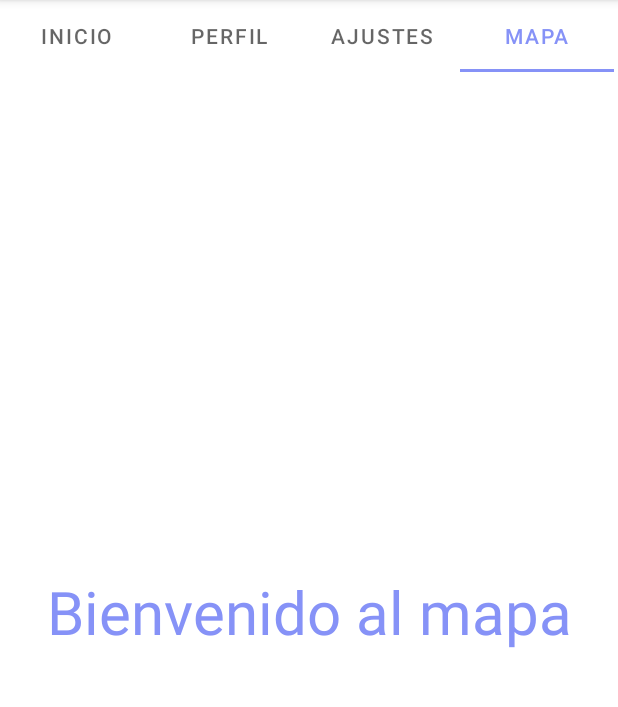
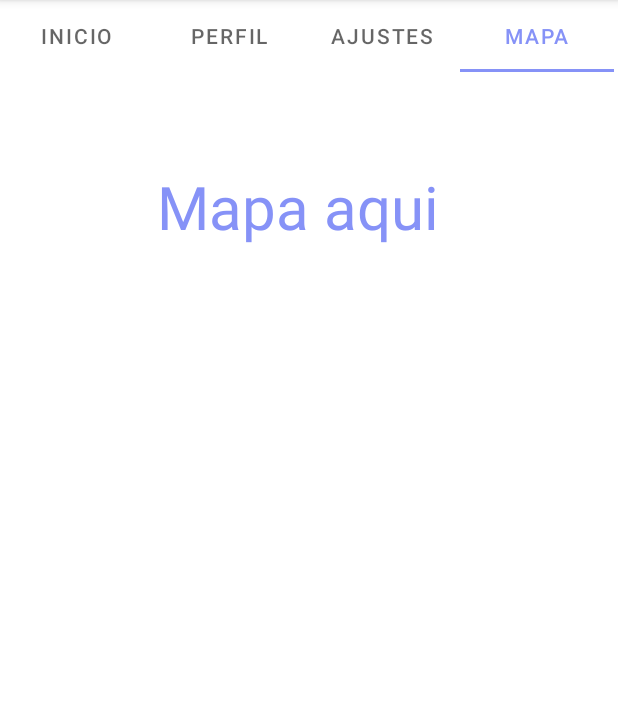
Before and after one commit to zPopeyex/moviles, an Android app: the screen it shows after launch (MainActivity), tab 4 chosen, on a phone screen of 412 x 824 dp, the part 84-791 px from its top. Run offline under Robolectric (Android 15) with nearby library versions, the phone set to English and light mode, and no system bars.

Commit message:
Create tab whit map initial

```diff
--- a/TabsGragment/app/src/main/java/com/leonardo/tabsgragment/FragmentMap.java
+++ b/TabsGragment/app/src/main/java/com/leonardo/tabsgragment/FragmentMap.java
@@ -8,9 +8,52 @@ import android.view.LayoutInflater;
 import android.view.View;
 import android.view.ViewGroup;
 
+/**
+ * A simple {@link Fragment} subclass.
+ * Use the {@link FragmentMap#newInstance} factory method to
+ * create an instance of this fragment.
+ */
 public class FragmentMap extends Fragment {
 
+    // TODO: Rename parameter arguments, choose names that match
+    // the fragment initialization parameters, e.g. ARG_ITEM_NUMBER
+    private static final String ARG_PARAM1 = "param1";
+    private static final String ARG_PARAM2 = "param2";
 
+    // TODO: Rename and change types of parameters
+    private String mParam1;
+    private String mParam2;
+
+    public FragmentMap() {
+        // Required empty public constructor
+    }
+
+    /**
+     * Use this factory method to create a new instance of
+     * this fragment using the provided parameters.
+     *
+     * @param param1 Parameter 1.
+     * @param param2 Parameter 2.
+     * @return A new instance of fragment FragmentMap.
+     */
+    // TODO: Rename and change types and number of parameters
+    public static FragmentMap newInstance(String param1, String param2) {
+        FragmentMap fragment = new FragmentMap();
+        Bundle args = new Bundle();
+        args.putString(ARG_PARAM1, param1);
+        args.putString(ARG_PARAM2, param2);
+        fragment.setArguments(args);
+        return fragment;
+    }
+
+    @Override
+    public void onCreate(Bundle savedInstanceState) {
+        super.onCreate(savedInstanceState);
+        if (getArguments() != null) {
+            mParam1 = getArguments().getString(ARG_PARAM1);
+            mParam2 = getArguments().getString(ARG_PARAM2);
+        }
+    }
 
     @Override
     public View onCreateView(LayoutInflater inflater, ViewGroup container,
--- a/TabsGragment/app/src/main/java/com/leonardo/tabsgragment/MainActivity.java
+++ b/TabsGragment/app/src/main/java/com/leonardo/tabsgragment/MainActivity.java
@@ -2,21 +2,22 @@ package com.leonardo.tabsgragment;
 
 import androidx.appcompat.app.AppCompatActivity;
 import androidx.viewpager2.widget.ViewPager2;
-
 import android.os.Bundle;
-
 import com.google.android.material.tabs.TabLayout;
 
 public class MainActivity extends AppCompatActivity {
+
 
     TabLayout tabLayout;
     ViewPager2 viewPager2;
     ViewPagerAdapter vAdapter;
 
+
     @Override
     protected void onCreate(Bundle savedInstanceState) {
         super.onCreate(savedInstanceState);
         setContentView(R.layout.activity_main);
+
 
         tabLayout = findViewById(R.id.tabLayout);
         viewPager2 = findViewById(R.id.viewpager);
--- a/TabsGragment/app/src/main/res/layout/fragment_map.xml
+++ b/TabsGragment/app/src/main/res/layout/fragment_map.xml
@@ -1,5 +1,5 @@
 <?xml version="1.0" encoding="utf-8"?>
-<FrameLayout xmlns:android="http://schemas.android.com/apk/res/android"
+<RelativeLayout xmlns:android="http://schemas.android.com/apk/res/android"
     xmlns:tools="http://schemas.android.com/tools"
     android:layout_width="match_parent"
     android:layout_height="match_parent"
@@ -7,12 +7,18 @@
 
     <!-- TODO: Update blank fragment layout -->
     <TextView
-    android:layout_width="match_parent"
-    android:layout_height="match_parent"
-    android:text="Bienvenido al mapa"
-    android:textSize="40sp"
-    android:textColor="@color/lavender"
-    android:gravity="center"
-    />
+        android:layout_width="wrap_content"
+        android:layout_height="100dp"
+        android:layout_alignParentStart="true"
+        android:layout_alignParentTop="true"
+        android:layout_alignParentEnd="true"
+        android:layout_centerHorizontal="true"
+        android:layout_marginStart="67dp"
+        android:layout_marginTop="40dp"
+        android:layout_marginEnd="81dp"
+        android:gravity="center"
+        android:text="Mapa aqui"
+        android:textColor="@color/lavender"
+        android:textSize="40sp" />
 
-</FrameLayout>
+</RelativeLayout>
--- a/TabsGragment/app/src/main/res/values/strings.xml
+++ b/TabsGragment/app/src/main/res/values/strings.xml
@@ -2,4 +2,5 @@
     <string name="app_name">Steven Leonardo Garzon - Moviles</string>
     <!-- TODO: Remove or change this placeholder text -->
     <string name="hello_blank_fragment">Hello blank fragment</string>
+    <string name="abrir_mapa">Abrir Mapa</string>
 </resources>
--- a/TabsGragment/build.gradle
+++ b/TabsGragment/build.gradle
@@ -1,5 +1,5 @@
 // Top-level build file where you can add configuration options common to all sub-projects/modules.
 plugins {
-    id 'com.android.application' version '7.3.0' apply false
-    id 'com.android.library' version '7.3.0' apply false
+    id 'com.android.application' version '7.3.1' apply false
+    id 'com.android.library' version '7.3.1' apply false
 }
```
Also changed, not shown: TabsGragment/app/build.gradle (+9 -2 lines), TabsGragment/app/src/main/AndroidManifest.xml (+10 -0 lines), 1 other file.
